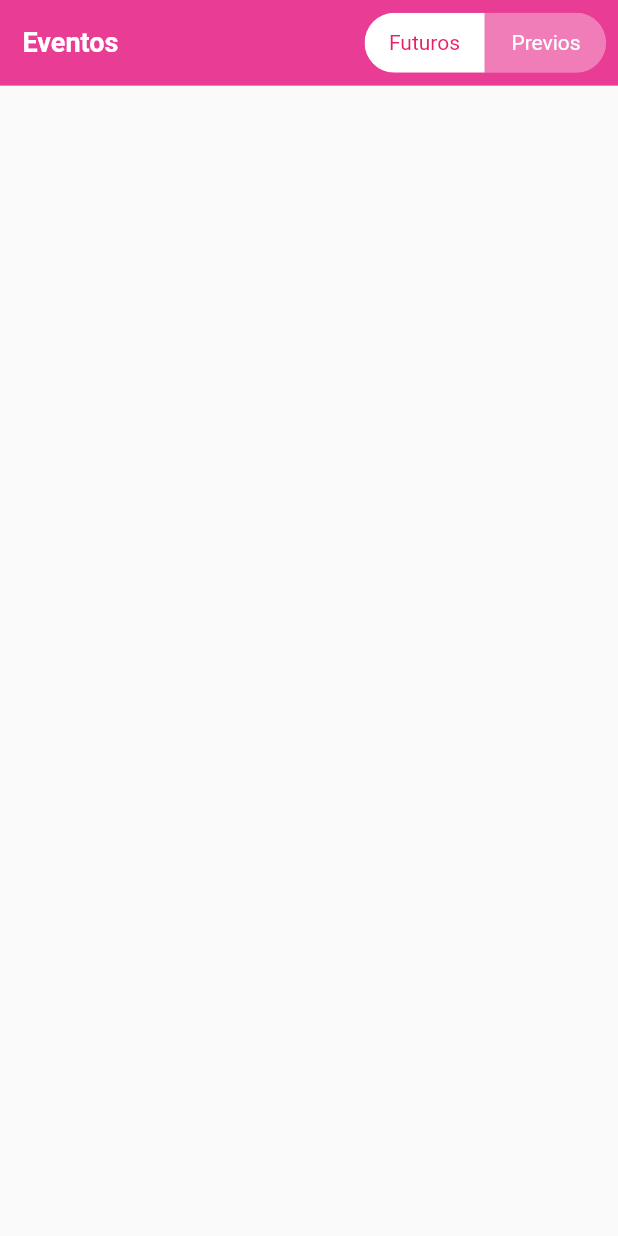
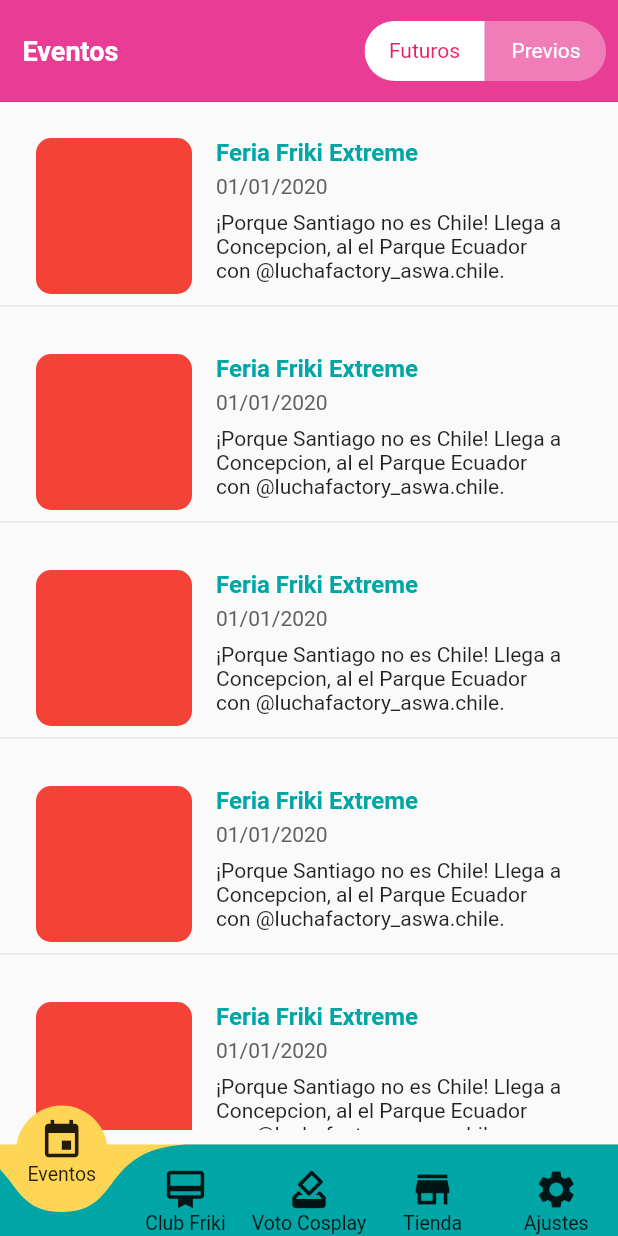
Before and after one commit to manuelabarca/feriafriki_v2, a Flutter app: the screen it shows after launch, on a phone screen of 412 x 824 dp. Run offline on Flutter 3.47's test engine with Material 2 defaults, Android fonts, the phone set to English and light mode, and no system bars; drawn by our look-alikes of curved_navigation_bar, toggle_switch; our stand-ins replace flutter_bloc.

Commit message:
update feria friki

```diff
--- a/lib/src/friki_events/friki_events_page.dart
+++ b/lib/src/friki_events/friki_events_page.dart
@@ -1,5 +1,6 @@
 import 'package:feria_friki/src/friki_events/widgets/friki_events_list.dart';
 import 'package:feria_friki/src/shared/widgets/custom_appbar_toggle.dart';
+import 'package:feria_friki/src/shared/widgets/custom_tab.dart';
 import 'package:flutter/material.dart';
 import 'package:toggle_switch/toggle_switch.dart';
 
@@ -7,6 +8,7 @@ class EventsPage extends StatelessWidget {
   @override
   Widget build(BuildContext context) {
     return Scaffold(
+      bottomNavigationBar: CustomTab(),
       appBar: CustomAppbarToggle(
         leading: Padding(
           padding: const EdgeInsets.only(left: 15.0),
--- /dev/null
+++ b/lib/src/friki_events/widgets/friki_event_item.dart
@@ -0,0 +1,85 @@
+import 'package:flutter/material.dart';
+
+class FrikiEventItem extends StatelessWidget {
+  final String image;
+  final String title;
+  final String date;
+  final String description;
+  final Function onTap;
+
+  const FrikiEventItem(
+      {Key key,
+      this.image,
+      this.title,
+      this.date,
+      this.description,
+      this.onTap})
+      : super(key: key);
+
+  @override
+  Widget build(BuildContext context) {
+    final size = MediaQuery.of(context).size;
+
+    return GestureDetector(
+      onTap: onTap,
+      child: Container(
+        padding: EdgeInsets.only(right: 24, left: 24, top: 24),
+        width: size.width,
+        height: 128,
+        child: Row(
+          mainAxisAlignment: MainAxisAlignment.start,
+          crossAxisAlignment: CrossAxisAlignment.start,
+          children: [
+            Container(
+              width: 104,
+              height: 104,
+              decoration: BoxDecoration(
+                  borderRadius: BorderRadius.circular(10), color: Colors.red),
+            ),
+            SizedBox(
+              width: 16,
+            ),
+            Padding(
+              padding: const EdgeInsets.only(right: 10),
+              child: Column(
+                crossAxisAlignment: CrossAxisAlignment.start,
+                children: [
+                  Container(
+                    constraints: BoxConstraints(
+                        maxWidth: size.width - 150
+                    ),
+                    child: Text(
+                      "Feria Friki Extreme ",
+                      style: TextStyle(
+                          color: Color(0xff00A6A5),
+                          fontSize: 16,
+                          fontWeight: FontWeight.bold),
+                    ),
+                  ),
+                  Container(
+                    padding: EdgeInsets.only(top:5.0),
+                    child: Text("01/01/2020",
+                        style: TextStyle(color: Color(0xff606060), fontSize: 14)),
+                  ),
+                  Container(
+                    padding: EdgeInsets.only(top: 8.0),
+                    constraints: BoxConstraints(
+                      maxWidth: size.width - 180.0
+                    ),
+                    child: Text(
+                      "¡Porque Santiago no es Chile! Llega a Concepcion, al el Parque Ecuador con @luchafactory_aswa.chile.",
+                      style: TextStyle(fontSize: 14),
+                      textAlign: TextAlign.left,
+                      overflow: TextOverflow.ellipsis,
+                      maxLines: 3
+                    ),
+                  )
+                ],
+              ),
+            )
+          ],
+        ),
+      ),
+    );
+  }
+}
--- a/lib/src/friki_events/widgets/friki_events_list.dart
+++ b/lib/src/friki_events/widgets/friki_events_list.dart
@@ -1,8 +1,16 @@
+import 'package:feria_friki/src/friki_events/widgets/friki_event_item.dart';
 import 'package:flutter/material.dart';
 
 class EventListPage extends StatelessWidget {
   @override
   Widget build(BuildContext context) {
-    return Container();
+    return Container(
+      padding: EdgeInsets.only(bottom: 10),
+      child: ListView.separated(itemCount: 10, itemBuilder: (context, index) {
+        return FrikiEventItem();
+      },
+
+      separatorBuilder: (context, index) => Divider(),),
+    ); //TODO Lista de eventos desde firebase.
   }
 }
--- a/lib/src/shared/widgets/custom_appbar_toggle.dart
+++ b/lib/src/shared/widgets/custom_appbar_toggle.dart
@@ -10,7 +10,7 @@ class CustomAppbarToggle extends StatelessWidget
 
   const CustomAppbarToggle(
       {Key key,
-      this.height = 57.0,
+      this.height = 68.0,
       this.leading,
       this.title,
       this.trailing,
--- /dev/null
+++ b/lib/src/shared/widgets/custom_tab.dart
@@ -0,0 +1,45 @@
+import 'package:curved_navigation_bar/curved_navigation_bar.dart';
+import 'package:flutter/material.dart';
+
+class CustomTab extends StatelessWidget {
+  @override
+  Widget build(BuildContext context) {
+    return CurvedNavigationBar(
+        backgroundColor: Color(0xffFFD556),
+      items: <Widget>[
+        IconTab(icon: Icons.event, title: "Eventos",),
+        IconTab(icon: Icons.card_membership, title: "Club Friki",),
+        IconTab(icon: Icons.how_to_vote, title: "Voto Cosplay",),
+        IconTab(icon: Icons.store, title: "Tienda",),
+        IconTab(icon: Icons.settings, title: "Ajustes",),
+
+      ],
+      height: 61,
+      buttonBackgroundColor: Color(0xffFFD556),
+      color: Color(0xff00A6A5),
+
+    );
+  }
+}
+
+class IconTab extends StatelessWidget {
+  final IconData icon;
+  final String title;
+
+  const IconTab({
+    Key key,
+    this.icon,
+    this.title
+  }) : super(key: key);
+
+  @override
+  Widget build(BuildContext context) {
+    return Column(
+      mainAxisAlignment: MainAxisAlignment.center ,
+      children: [
+        Icon(icon, size: 30  ),
+        Text(title, style: TextStyle(fontSize: 13),)
+      ],
+    );
+  }
+}
--- a/pubspec.yaml
+++ b/pubspec.yaml
@@ -35,6 +35,7 @@ dependencies:
   hive: ^1.4.3
   toggle_switch: 0.1.8
   onesignal_flutter: ^2.0.0
+  curved_navigation_bar: ^0.3.4
 
 
 
```
Also changed, not shown: pubspec.lock.
